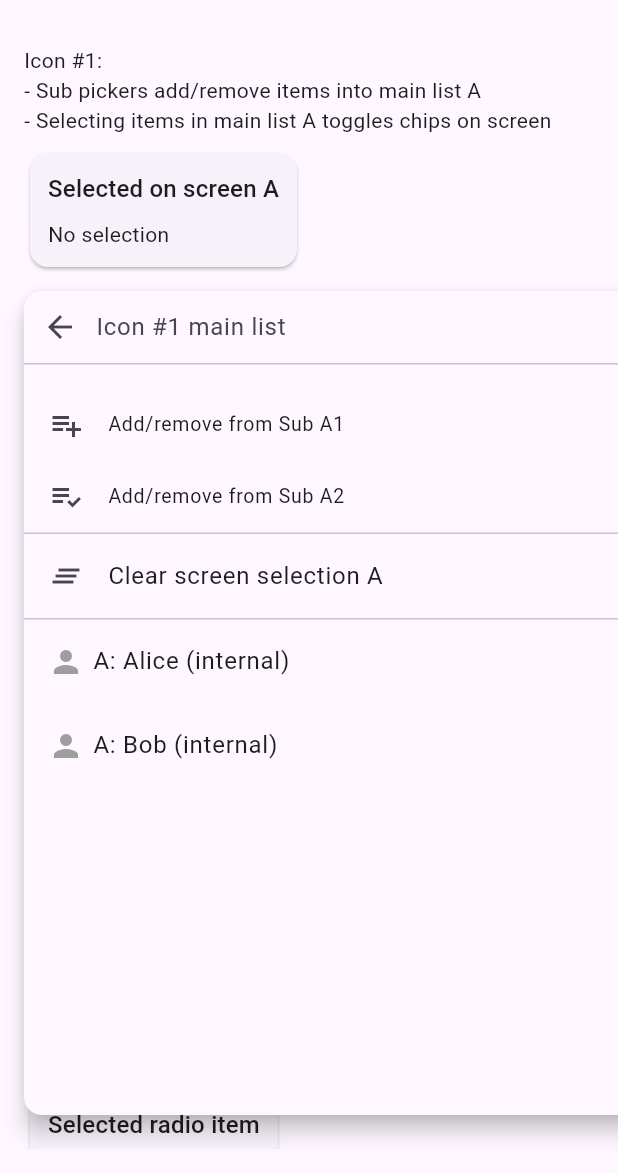
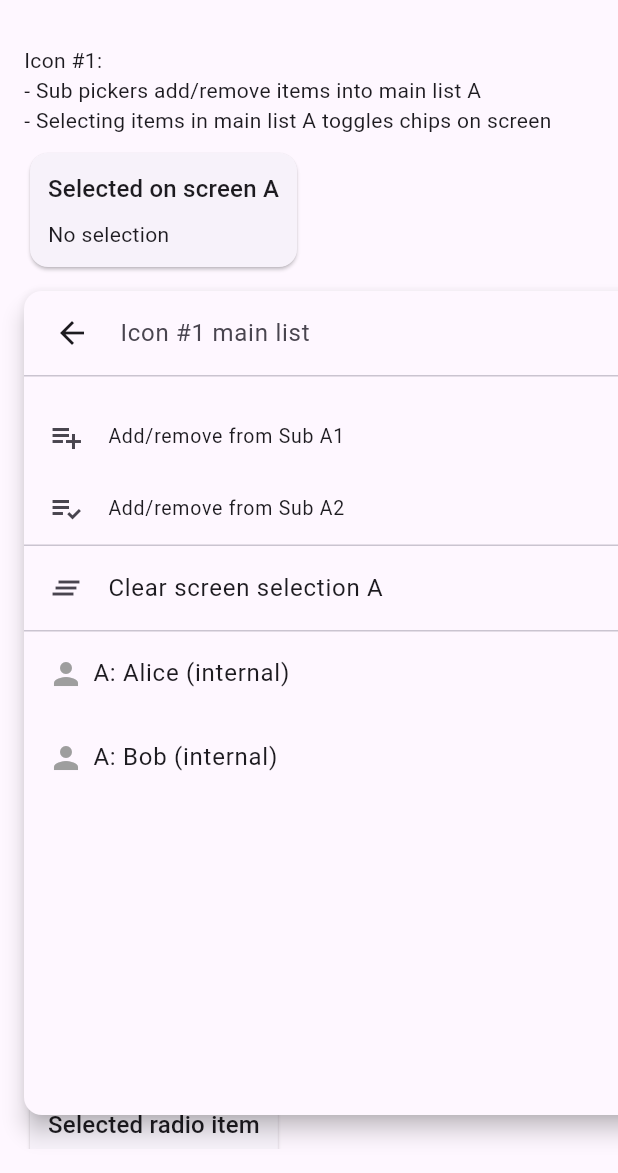
Before and after one commit to Alexqwesa/generic_search_selector, a Flutter app: the screen it shows after launch, after a tap on the "person search" icon, on a phone screen of 412 x 824 dp, the part 63-1236 px from its top. Run offline on Flutter 3.47's test engine with Material 3 defaults, Android fonts, the phone set to English and light mode, and no system bars; our stand-ins replace flutter_riverpod.

Commit message:
replace search anchor with dialog: but use SearchBar

```diff
--- a/lib/src/search_anchor_picker.dart
+++ b/lib/src/search_anchor_picker.dart
@@ -489,24 +489,43 @@ class _GenericSearchAnchorPickerState<T, K>
   }
 
   Widget _buildSearchField() {
+    return Builder(
+      builder: (context) {
+        final l10n = MaterialLocalizations.of(context);
+
         return ListenableBuilder(
           listenable: _ctrl,
           builder: (context, _) {
-        return TextField(
+            return SearchBar(
               controller: _ctrl,
-          autofocus: true,
-          decoration: InputDecoration(
-            hintText: widget.config.title ?? 'Search',
-            border: InputBorder.none,
-            isDense: true,
-            suffixIcon: _ctrl.text.isEmpty
+              autoFocus: true,
+              hintText: widget.config.title ?? l10n.searchFieldLabel,
+              leading: IconButton(
+                tooltip: l10n.backButtonTooltip,
+                icon: const Icon(Icons.arrow_back),
+                onPressed: _close,
+              ),
+              trailing: _ctrl.text.isEmpty
                   ? null
-                : IconButton(
-                    tooltip: 'Clear',
-                    icon: const Icon(Icons.clear),
+                  : [
+                      IconButton(
+                        tooltip: l10n.clearButtonTooltip,
+                        icon: const Icon(Icons.close),
                         onPressed: () => _ctrl.clear(),
                       ),
+                    ],
+              elevation: const WidgetStatePropertyAll<double>(0),
+              backgroundColor: const WidgetStatePropertyAll<Color>(
+                Colors.transparent,
               ),
+              overlayColor: const WidgetStatePropertyAll<Color>(
+                Colors.transparent,
+              ),
+              side: const WidgetStatePropertyAll<BorderSide>(
+                BorderSide(color: Colors.transparent),
+              ),
+            );
+          },
         );
       },
     );
@@ -529,16 +548,7 @@ class _GenericSearchAnchorPickerState<T, K>
           mainAxisSize: MainAxisSize.min,
           crossAxisAlignment: CrossAxisAlignment.stretch,
           children: [
-            Row(
-              children: [
-                IconButton(
-                  tooltip: 'Back',
-                  icon: const Icon(Icons.arrow_back),
-                  onPressed: _close,
-                ),
-                Expanded(child: _buildSearchField()),
-              ],
-            ),
+            _buildSearchField(),
             const Divider(height: 1),
             Flexible(child: _buildOverlayView()),
           ],
```
Lines whose indentation alone changed are shown as unchanged.
